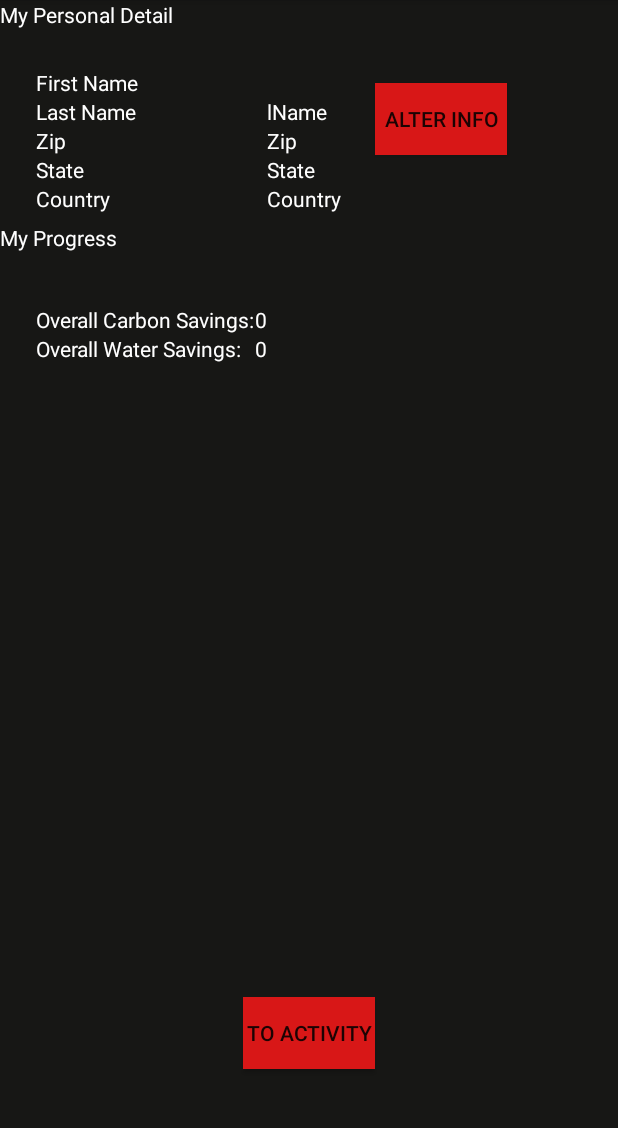
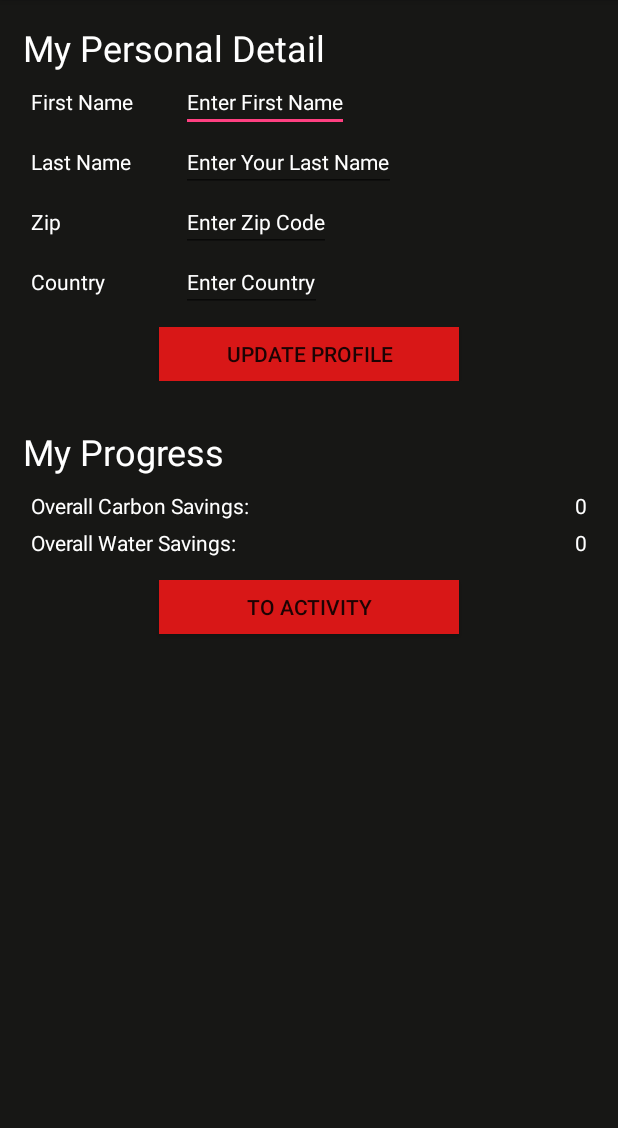
Before and after one commit to jasonhama/climateimpacttemp, an Android app: the fragment ProfileFragment shown on its own in the app's theme, on a phone screen of 412 x 824 dp, the part 84-1212 px from its top. Run offline under Robolectric (Android 15) with nearby library versions, the phone set to English and light mode, and no system bars; 3 statements that could not run were skipped.

Commit message:
update profile layout

```diff
--- a/ClimateImpact/app/src/main/java/edu/uw/jjhama/cimateimpact/ChangeUserDataFragment.java
+++ b/ClimateImpact/app/src/main/java/edu/uw/jjhama/cimateimpact/ChangeUserDataFragment.java
@@ -36,9 +36,9 @@ public class ChangeUserDataFragment extends DialogFragment {
                     public void onClick(DialogInterface dialog, int id) {
                         // sign in the user ...
                         Dialog f = (Dialog) dialog;
-                        EditText firstName = (EditText) f.findViewById(R.id.);
+                        EditText firstName = (EditText) f.findViewById(R.id.firstName);
 
-                        Log.v(TAG, "Submit was selected \n username: "+ );
+                        //Log.v(TAG, "Submit was selected \n username: "+ );
                     }
                 })
                 .setNegativeButton("cancel", new DialogInterface.OnClickListener() {
--- a/ClimateImpact/app/src/main/res/layout/profile.xml
+++ b/ClimateImpact/app/src/main/res/layout/profile.xml
@@ -1,66 +1,161 @@
 <?xml version="1.0" encoding="utf-8"?>
-<RelativeLayout xmlns:android="http://schemas.android.com/apk/res/android"
+<LinearLayout xmlns:android="http://schemas.android.com/apk/res/android"
     android:orientation="vertical" android:layout_width="match_parent"
     android:layout_height="match_parent"
-    android:background="@color/dark">
+    android:background="@color/dark"
+    >
 
+    <!--My Personal Details-->
+    <LinearLayout
+        android:layout_width="match_parent"
+        android:layout_height="wrap_content"
+        android:orientation="vertical"
+        android:layout_margin="10dp"
+        android:padding="5dp">
         <TextView
             android:layout_width="wrap_content"
             android:layout_height="wrap_content"
             android:text="My Personal Detail"
             android:id="@+id/textView2"
             android:textColor="@color/white"
-        android:layout_alignParentTop="true"
-        android:layout_alignParentLeft="true"
-        android:layout_alignParentStart="true" />
+            android:textSize="24dp"/>
 
+        <!--First Name-->
+        <LinearLayout
+            android:layout_width="match_parent"
+            android:layout_height="wrap_content"
+            android:orientation="horizontal"
+            android:layout_marginLeft="5dp"
+            android:layout_marginRight="5dp">
             <TextView
-        android:layout_width="wrap_content"
+                android:layout_width="100dp"
                 android:layout_height="wrap_content"
                 android:text="First Name"
                 android:textColor="@color/white"
-        android:id="@+id/textView3"
-        android:layout_gravity="center_horizontal"
-        android:layout_below="@+id/textView2"
-        android:layout_alignParentLeft="true"
-        android:layout_alignParentStart="true"
-        android:layout_marginLeft="24dp"
-        android:layout_marginStart="24dp"
-        android:layout_marginTop="26dp" />
+                android:id="@+id/textView3" />
 
-    <TextView
+            <EditText
                 android:layout_width="wrap_content"
                 android:layout_height="wrap_content"
+                android:textAppearance="?android:attr/textAppearanceSmall"
+                android:textColor="@color/white"
+                android:id="@+id/fName"
+                android:hint="Enter First Name"
+                android:textColorHint="@color/white"
+                />
+        </LinearLayout>
+
+        <!--Last Name-->
+        <LinearLayout
+            android:layout_width="match_parent"
+            android:layout_height="wrap_content"
+            android:orientation="horizontal"
+            android:layout_marginLeft="5dp"
+            android:layout_marginRight="5dp">
+            <TextView
+                android:layout_width="100dp"
+                android:layout_height="wrap_content"
                 android:text="Last Name"
+                android:textColor="@color/white" />
+            <EditText
+                android:layout_width="wrap_content"
+                android:layout_height="wrap_content"
+                android:textAppearance="?android:attr/textAppearanceSmall"
+                android:id="@+id/lName"
                 android:textColor="@color/white"
-        android:id="@+id/textView4"
-        android:layout_gravity="center_horizontal"
-        android:layout_below="@+id/textView3"
-        android:layout_alignLeft="@+id/textView3"
-        android:layout_alignStart="@+id/textView3" />
+                android:hint="Enter Your Last Name"
+                android:textColorHint="@color/white"
+                />
+        </LinearLayout>
 
+        <!--Zip Code-->
+        <LinearLayout
+            android:layout_width="match_parent"
+            android:layout_height="wrap_content"
+            android:orientation="horizontal"
+            android:layout_marginLeft="5dp"
+            android:layout_marginRight="5dp">
             <TextView
-        android:layout_width="wrap_content"
+                android:layout_width="100dp"
                 android:layout_height="wrap_content"
                 android:text="Zip"
                 android:id="@+id/textView5"
-        android:layout_gravity="center_horizontal"
-        android:layout_below="@+id/textView4"
-        android:layout_alignLeft="@+id/textView4"
                 android:textColor="@color/white"
-        android:layout_alignStart="@+id/textView4" />
+                />
 
+            <EditText
+                android:layout_width="wrap_content"
+                android:layout_height="wrap_content"
+                android:textAppearance="?android:attr/textAppearanceSmall"
+                android:textColor="@color/white"
+                android:id="@+id/zip"
+                android:hint="Enter Zip Code"
+                android:textColorHint="@color/white"
+                />
+        </LinearLayout>
+
+        <!--Country-->
+        <LinearLayout
+            android:layout_width="match_parent"
+            android:layout_height="wrap_content"
+            android:orientation="horizontal"
+            android:layout_marginLeft="5dp"
+            android:layout_marginRight="5dp">
+            <TextView
+                android:layout_width="100dp"
+                android:layout_height="wrap_content"
+                android:textAppearance="?android:attr/textAppearanceSmall"
+                android:text="Country"
+                android:textColor="@color/white"
+                android:id="@+id/textView13" />
+
+
+            <EditText
+                android:layout_width="wrap_content"
+                android:layout_height="wrap_content"
+                android:textAppearance="?android:attr/textAppearanceSmall"
+                android:textColor="@color/white"
+                android:id="@+id/country"
+                android:hint="Enter Country"
+                android:textColorHint="@color/white"/>
+        </LinearLayout>
+
+        <Button
+            android:layout_width="200dp"
+            android:background="@color/red"
+            android:layout_height="36dp"
+            android:text="Update Profile"
+            android:id="@+id/alterInfo"
+            android:layout_marginTop="10dp"
+            android:layout_marginLeft="5dp"
+            android:layout_marginRight="5dp"
+            android:layout_gravity="center_horizontal"/>
+    </LinearLayout>
+
+
+    <!--My Progress-->
+    <LinearLayout
+        android:layout_width="match_parent"
+        android:layout_height="wrap_content"
+        android:orientation="vertical"
+        android:layout_margin="10dp"
+        android:padding="5dp">
         <TextView
             android:layout_width="wrap_content"
             android:layout_height="wrap_content"
             android:text="My Progress"
             android:id="@+id/textView9"
             android:textColor="@color/white"
-        android:layout_below="@+id/textView5"
-        android:layout_alignParentLeft="true"
-        android:layout_alignParentStart="true"
-        android:layout_marginTop="45dp" />
+            android:textSize="24dp"/>
 
+        <!--Overall Carbon-->
+        <LinearLayout
+            android:layout_width="match_parent"
+            android:layout_height="wrap_content"
+            android:orientation="horizontal"
+            android:layout_marginLeft="5dp"
+            android:layout_marginRight="5dp"
+            android:layout_marginTop="10dp">
             <TextView
                 android:layout_width="wrap_content"
                 android:layout_height="wrap_content"
@@ -68,11 +163,22 @@
                 android:text="Overall Carbon Savings:"
                 android:id="@+id/textView6"
                 android:textColor="@color/white"
-        android:layout_below="@+id/textView9"
-        android:layout_alignLeft="@+id/textView5"
-        android:layout_alignStart="@+id/textView5"
-        android:layout_marginTop="35dp" />
+                android:layout_weight="1"/>
+            <TextView
+                android:layout_width="wrap_content"
+                android:layout_height="wrap_content"
+                android:textAppearance="?android:attr/textAppearanceSmall"
+                android:text="Carbon"
+                android:textColor="@color/white"
+                android:id="@+id/carbon" />
+        </LinearLayout>
 
+        <!--Overall Water-->
+        <LinearLayout
+            android:layout_width="match_parent"
+            android:layout_height="wrap_content"
+            android:orientation="horizontal"
+            android:layout_margin="5dp">
             <TextView
                 android:layout_width="wrap_content"
                 android:layout_height="wrap_content"
@@ -80,20 +186,7 @@
                 android:text="Overall Water Savings:"
                 android:id="@+id/textView7"
                 android:textColor="@color/white"
-        android:layout_below="@+id/textView6"
-        android:layout_alignLeft="@+id/textView6"
-        android:layout_alignStart="@+id/textView6" />
-
-    <TextView
-        android:layout_width="wrap_content"
-        android:layout_height="wrap_content"
-        android:textAppearance="?android:attr/textAppearanceSmall"
-        android:text="Carbon"
-        android:textColor="@color/white"
-        android:id="@+id/carbon"
-        android:layout_alignBottom="@+id/textView6"
-        android:layout_toRightOf="@+id/textView6"
-        android:layout_toEndOf="@+id/textView6" />
+                android:layout_weight="1"/>
 
             <TextView
                 android:layout_width="wrap_content"
@@ -101,107 +194,24 @@
                 android:textAppearance="?android:attr/textAppearanceSmall"
                 android:text="Water"
                 android:textColor="@color/white"
-        android:id="@+id/water"
-        android:layout_below="@+id/textView6"
-        android:layout_toRightOf="@+id/textView6"
-        android:layout_toEndOf="@+id/textView6" />
+                android:id="@+id/water"/>
+        </LinearLayout>
 
         <Button
-        android:layout_width="wrap_content"
+            android:layout_width="200dp"
             android:background="@color/red"
-        android:layout_height="wrap_content"
+            android:layout_height="36dp"
             android:text="To Activity"
             android:id="@+id/activity"
             android:layout_marginBottom="55dp"
             android:layout_alignParentBottom="true"
-        android:layout_centerHorizontal="true" />
+            android:layout_centerHorizontal="true"
+            android:layout_marginTop="10dp"
+            android:layout_marginLeft="5dp"
+            android:layout_marginRight="5dp"
+            android:layout_gravity="center_horizontal"/>
+    </LinearLayout>
 
-    <Button
-        android:layout_width="wrap_content"
-        android:background="@color/red"
-        android:layout_height="wrap_content"
-        android:text="Alter Info"
-        android:id="@+id/alterInfo"
-        android:layout_above="@+id/textView9"
-        android:layout_toRightOf="@+id/activity"
-        android:layout_toEndOf="@+id/activity" />
 
-    <TextView
-        android:layout_width="wrap_content"
-        android:layout_height="wrap_content"
-        android:textAppearance="?android:attr/textAppearanceSmall"
-        android:text="fName"
-        android:textColor="@color/white"
-        android:id="@+id/fName"
-        android:layout_alignTop="@+id/textView3"
-        android:layout_alignRight="@+id/carbon"
-        android:layout_alignEnd="@+id/carbon" />
 
-    <TextView
-        android:layout_width="wrap_content"
-        android:layout_height="wrap_content"
-        android:textAppearance="?android:attr/textAppearanceSmall"
-        android:text="lName"
-        android:id="@+id/lName"
-        android:textColor="@color/white"
-
-        android:layout_above="@+id/textView5"
-        android:layout_alignLeft="@+id/fName"
-        android:layout_alignStart="@+id/fName" />
-
-    <TextView
-        android:layout_width="wrap_content"
-        android:layout_height="wrap_content"
-        android:textAppearance="?android:attr/textAppearanceSmall"
-        android:text="Zip"
-        android:textColor="@color/white"
-        android:id="@+id/zip"
-        android:layout_above="@+id/textView9"
-        android:layout_alignLeft="@+id/lName"
-        android:layout_alignStart="@+id/lName" />
-
-    <TextView
-        android:layout_width="wrap_content"
-        android:layout_height="wrap_content"
-        android:textAppearance="?android:attr/textAppearanceSmall"
-        android:text="State"
-        android:id="@+id/textView12"
-        android:textColor="@color/white"
-        android:layout_below="@+id/textView5"
-        android:layout_alignLeft="@+id/textView5"
-        android:layout_alignStart="@+id/textView5" />
-
-    <TextView
-        android:layout_width="wrap_content"
-        android:layout_height="wrap_content"
-        android:textAppearance="?android:attr/textAppearanceSmall"
-        android:text="Country"
-        android:textColor="@color/white"
-        android:id="@+id/textView13"
-        android:layout_below="@+id/textView12"
-        android:layout_alignLeft="@+id/textView12"
-        android:layout_alignStart="@+id/textView12" />
-
-    <TextView
-        android:layout_width="wrap_content"
-        android:layout_height="wrap_content"
-        android:textAppearance="?android:attr/textAppearanceSmall"
-        android:text="State"
-        android:id="@+id/state"
-        android:textColor="@color/white"
-        android:layout_below="@+id/alterInfo"
-        android:layout_alignLeft="@+id/zip"
-        android:layout_alignStart="@+id/zip" />
-
-    <TextView
-        android:layout_width="wrap_content"
-        android:layout_height="wrap_content"
-        android:textAppearance="?android:attr/textAppearanceSmall"
-        android:text="Country"
-        android:textColor="@color/white"
-        android:id="@+id/country"
-        android:layout_below="@+id/state"
-        android:layout_alignLeft="@+id/state"
-        android:layout_alignStart="@+id/state" />
-
-</RelativeLayout>
+</LinearLayout>
```
Lines whose indentation alone changed are shown as unchanged.
